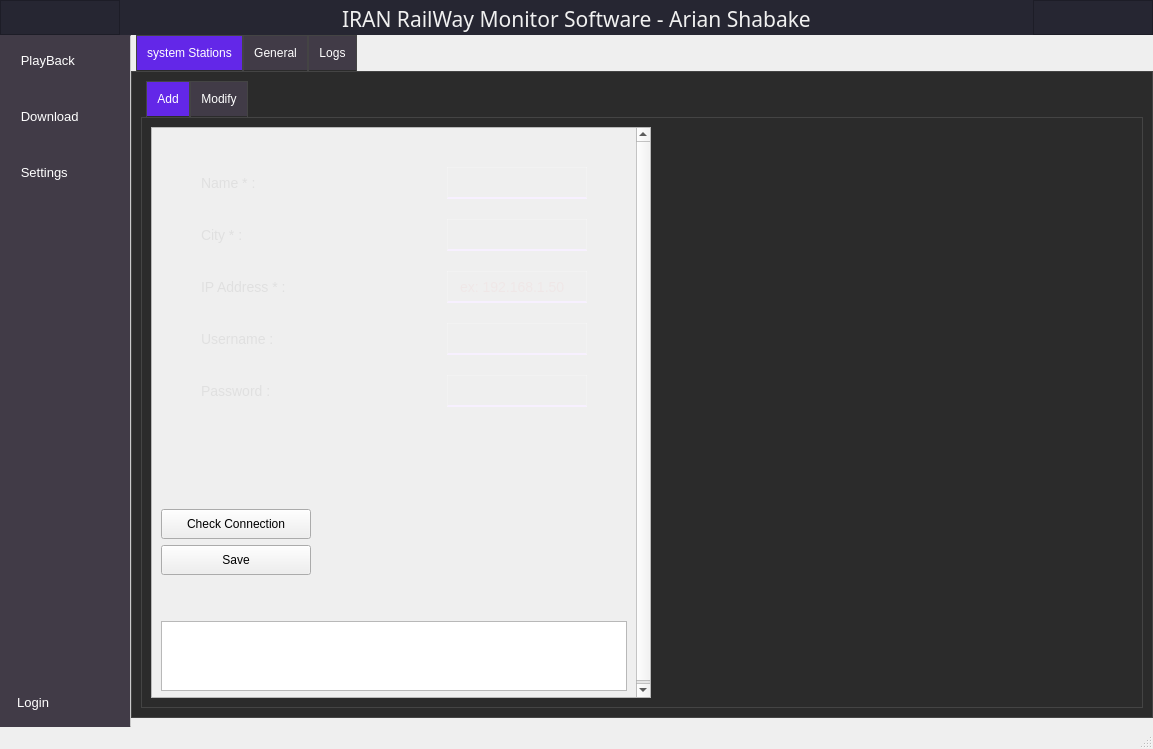
Old version of the form UIFiles/main_UI.ui in the repository amirhossein-mlkz/railProject_server.
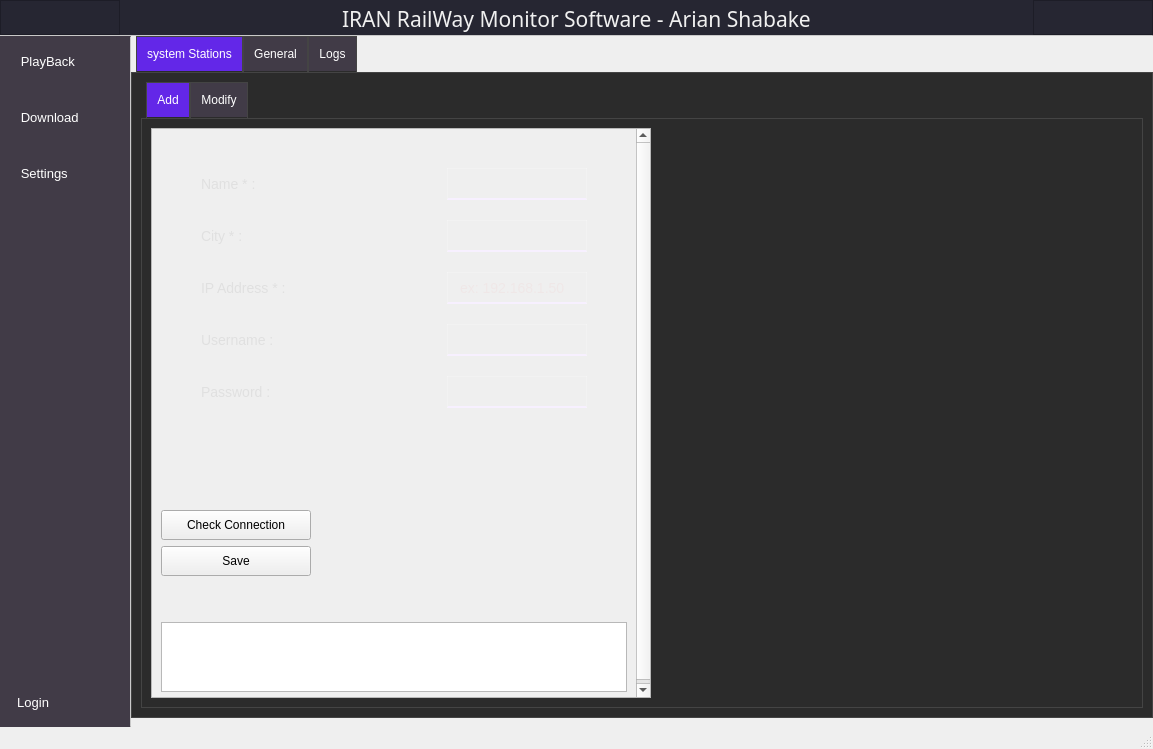
New version of the form. The open tabs and pages were chosen to show the change. Icons and pictures are not drawn. Custom widgets are drawn as their Qt base class.

The edit to the form file:
```diff
--- a/UIFiles/main_UI.ui
+++ b/UIFiles/main_UI.ui
@@ -391,6 +391,28 @@
       </layout>
      </widget>
     </item>
+    <item>
+     <widget class="Line" name="line_9">
+      <property name="minimumSize">
+       <size>
+        <width>0</width>
+        <height>1</height>
+       </size>
+      </property>
+      <property name="maximumSize">
+       <size>
+        <width>16777215</width>
+        <height>1</height>
+       </size>
+      </property>
+      <property name="styleSheet">
+       <string notr="true">background-color: rgb(175, 175, 175);</string>
+      </property>
+      <property name="orientation">
+       <enum>Qt::Horizontal</enum>
+      </property>
+     </widget>
+    </item>
     <item>
      <widget class="QFrame" name="middle">
       <property name="maximumSize">
@@ -1759,7 +1781,7 @@
                           <rect>
                            <x>0</x>
                            <y>0</y>
-                           <width>481</width>
+                           <width>263</width>
                            <height>588</height>
                           </rect>
                          </property>
@@ -1834,6 +1856,9 @@
                             </item>
                             <item row="0" column="3">
                              <spacer name="horizontalSpacer_3">
+                              <property name="orientation">
+                               <enum>Qt::Vertical</enum>
+                              </property>
                               <property name="sizeHint" stdset="0">
                                <size>
                                 <width>40</width>
@@ -1911,6 +1936,9 @@
                             </item>
                             <item row="0" column="0">
                              <spacer name="horizontalSpacer_7">
+                              <property name="orientation">
+                               <enum>Qt::Vertical</enum>
+                              </property>
                               <property name="sizeHint" stdset="0">
                                <size>
                                 <width>40</width>
@@ -1923,6 +1951,9 @@
                           </item>
                           <item>
                            <spacer name="verticalSpacer">
+                            <property name="orientation">
+                             <enum>Qt::Vertical</enum>
+                            </property>
                             <property name="sizeType">
                              <enum>QSizePolicy::Fixed</enum>
                             </property>
@@ -2006,6 +2037,9 @@
                           </item>
                           <item>
                            <spacer name="verticalSpacer_5">
+                            <property name="orientation">
+                             <enum>Qt::Vertical</enum>
+                            </property>
                             <property name="sizeType">
                              <enum>QSizePolicy::Fixed</enum>
                             </property>
```
Left out of the diff: 38 changed lines with no effect on the pictures.
